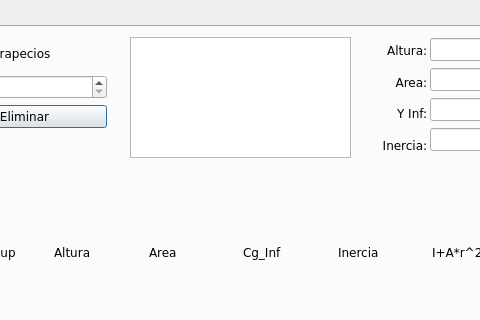
Before: the Qt Designer form ui_files/herramienta_trapecios_v9.ui in Sady-Guzman/herramienta_practica, drawn with Qt 5; both pictures show x 532 to 1012 and y 0 to 320 of the 1125 by 680 pixel window.
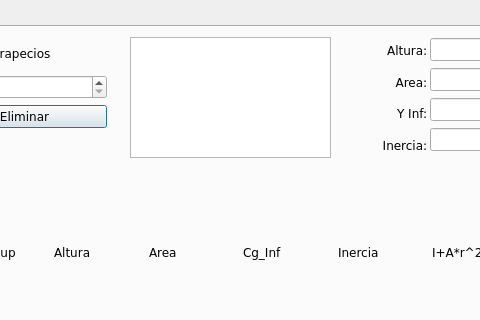
After: the same form once the commit is applied.

Commit message: Agrega ListWidget en GUI para agregar name_labels the trapecios generados. Agrega labels a ListW

Patch:
```diff
--- a/ui_files/herramienta_trapecios_v9.ui
+++ b/ui_files/herramienta_trapecios_v9.ui
@@ -429,12 +429,12 @@
       <string>PushButton</string>
      </property>
     </widget>
-    <widget class="QListView" name="tab1_list_trapecios_existentes">
+    <widget class="QListWidget" name="tab1_list_trapecios_existentes">
      <property name="geometry">
       <rect>
        <x>650</x>
        <y>10</y>
-       <width>221</width>
+       <width>201</width>
        <height>121</height>
       </rect>
      </property>
```
The commit also changes 2 other files.
